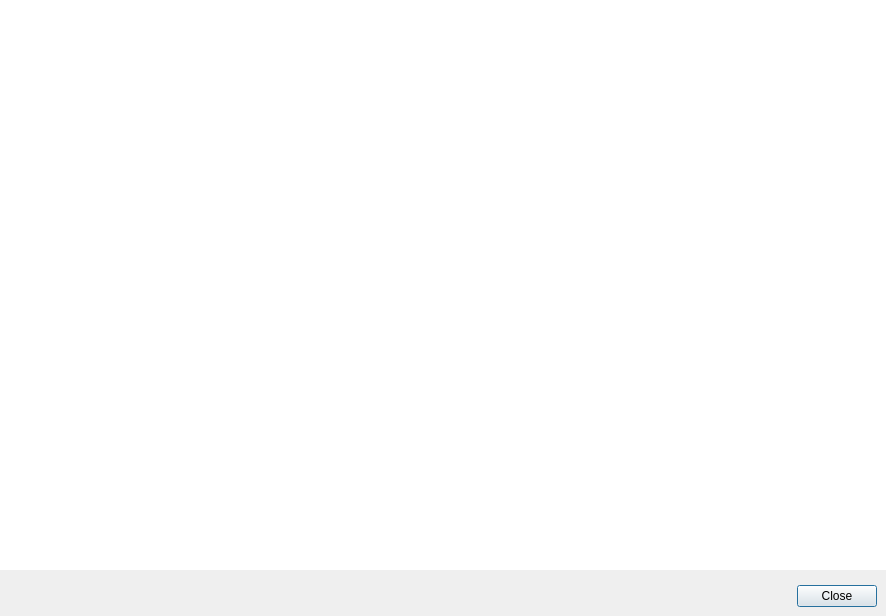
Old version of the form src/CodeViewer/Dialog.ui in the repository google/orbit.
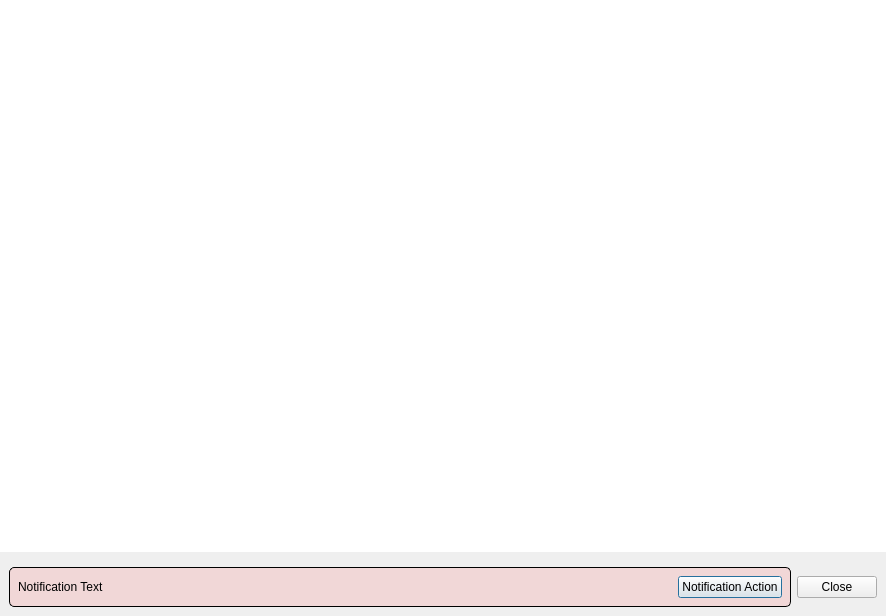
New version of the form. Custom widgets are drawn as their Qt base class.

Commit message:
Add status message box
This adds a message box to the bottom of orbit_code_viewer::Dialog. This
message box can be used to show a notification to the user and
optionally offer an action button.

What changed in the file:
```diff
--- a/src/CodeViewer/Dialog.ui
+++ b/src/CodeViewer/Dialog.ui
@@ -28,6 +28,12 @@
    </property>
    <item row="1" column="0">
     <widget class="QFrame" name="frame">
+     <property name="sizePolicy">
+      <sizepolicy hsizetype="Preferred" vsizetype="Preferred">
+       <horstretch>0</horstretch>
+       <verstretch>0</verstretch>
+      </sizepolicy>
+     </property>
      <property name="frameShape">
       <enum>QFrame::NoFrame</enum>
      </property>
@@ -37,9 +43,52 @@
      <property name="lineWidth">
       <number>0</number>
      </property>
-     <layout class="QGridLayout" name="gridLayout_2">
-      <item row="0" column="0">
+     <layout class="QHBoxLayout" name="frame_layout">
+      <item>
+       <widget class="QWidget" name="notification_box" native="true">
+        <property name="autoFillBackground">
+         <bool>false</bool>
+        </property>
+        <property name="styleSheet">
+         <string notr="true">.QWidget { border-radius: 5px; border: 1px solid palette(text); background: rgba(255,0,0, 10%); }
+QPushButton:focus { border-color: rgba(255, 0, 0, 20%); }
+</string>
+        </property>
+        <layout class="QGridLayout" name="gridLayout_4">
+         <item row="0" column="0">
+          <widget class="QLabel" name="notification_text">
+           <property name="text">
+            <string>Notification Text</string>
+           </property>
+           <property name="wordWrap">
+            <bool>true</bool>
+           </property>
+          </widget>
+         </item>
+         <item row="0" column="1">
+          <widget class="QPushButton" name="notification_action_button">
+           <property name="sizePolicy">
+            <sizepolicy hsizetype="Fixed" vsizetype="Fixed">
+             <horstretch>0</horstretch>
+             <verstretch>0</verstretch>
+            </sizepolicy>
+           </property>
+           <property name="text">
+            <string>Notification Action</string>
+           </property>
+          </widget>
+         </item>
+        </layout>
+       </widget>
+      </item>
+      <item>
        <widget class="QDialogButtonBox" name="buttonBox">
+        <property name="sizePolicy">
+         <sizepolicy hsizetype="Fixed" vsizetype="Fixed">
+          <horstretch>0</horstretch>
+          <verstretch>0</verstretch>
+         </sizepolicy>
+        </property>
         <property name="standardButtons">
          <set>QDialogButtonBox::Close</set>
         </property>
```
The commit also changes 2 other files.
